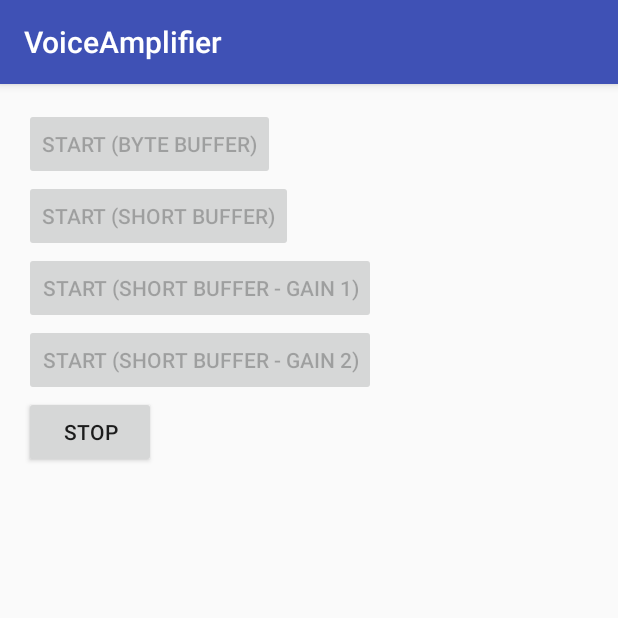
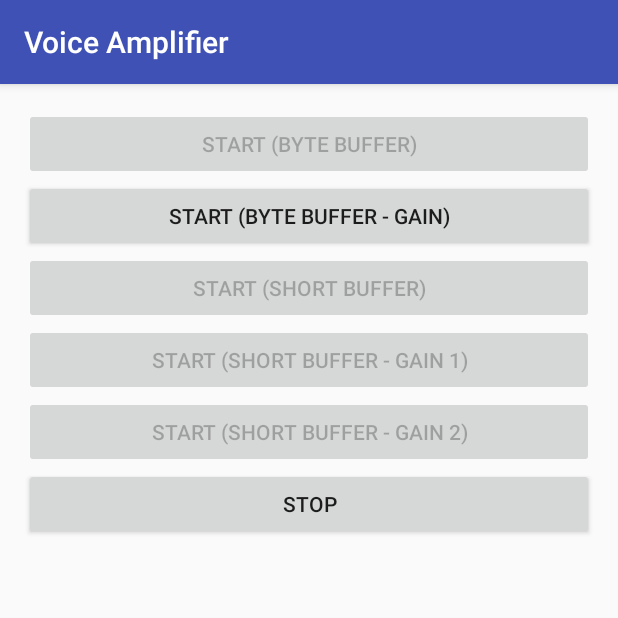
Before and after one commit to vamekhgoiati/AndroidProjects, an Android app: the screen it shows after launch (MainActivity), after a tap on "START (SHORT BUFFER)", on a phone screen of 412 x 824 dp, the top half of it. Run offline under Robolectric (Android 15) with nearby library versions, the phone set to English and light mode, and no system bars.

Commit message:
Added gain control to byte buffer, changed gain control for short buffer, sound louder but with echoes, byte buffer to not tested

```diff
--- a/VoiceAmplifier/app/src/main/java/test/home/net/voiceamplifier/MainActivity.java
+++ b/VoiceAmplifier/app/src/main/java/test/home/net/voiceamplifier/MainActivity.java
@@ -27,6 +27,7 @@ public class MainActivity extends AppCompatActivity {
     private float gain = 1.0f;
 
     private Button startByteBufferButton;
+    private Button startByteBufferGainButton;
     private Button startShortBufferButton;
     private Button startShortBufferGain1Button;
     private Button startShortBufferGain2Button;
@@ -41,6 +42,7 @@ public class MainActivity extends AppCompatActivity {
         setContentView(R.layout.activity_main);
 
         startByteBufferButton = (Button) findViewById(R.id.start_byte_buffer_button);
+        startByteBufferGainButton = (Button) findViewById(R.id.start_byte_buffer_gain_button);
         startShortBufferButton = (Button) findViewById(R.id.start_short_buffer_button);
         startShortBufferGain1Button = (Button) findViewById(R.id.start_short_buffer_gain1_button);
         startShortBufferGain2Button = (Button) findViewById(R.id.start_short_buffer_gain2_button);
@@ -66,6 +68,7 @@ public class MainActivity extends AppCompatActivity {
         };
 
         startByteBufferButton.setOnClickListener(listener);
+        startByteBufferGainButton.setOnClickListener(listener);
         startShortBufferButton.setOnClickListener(listener);
         startShortBufferGain1Button.setOnClickListener(listener);
         startShortBufferGain2Button.setOnClickListener(listener);
@@ -75,8 +78,7 @@ public class MainActivity extends AppCompatActivity {
             public void onClick(View v) {
                 isRecording = false;
                 setButtonsEnabled(isRecording);
-                audioRecord.release();
-                audioTrack.release();
+                releaseAudioResources();
             }
         });
 
@@ -103,6 +105,21 @@ public class MainActivity extends AppCompatActivity {
 
             while (isRecording) {
                 audioRecord.read(buffer, 0, bufferSize);
+
+                if (gain != 1) {
+
+                    for (int offset = 0; offset < bufferSize; offset += 2) {
+                        double sample = ((buffer[offset] & 0xff) | (buffer[offset + 1] << 8));
+
+                        sample = sample / 32768.0;
+                        sample = sample * gain;
+
+                        int nsample = (int) Math.round(sample * 32767.0);
+                        buffer[offset] = (byte) (nsample & 0xff);
+                        buffer[offset + 1] = (byte) ((nsample >> 8) & 0xff);
+                    }
+                }
+
                 audioTrack.write(buffer, 0, bufferSize);
             }
 
@@ -115,9 +132,15 @@ public class MainActivity extends AppCompatActivity {
     private void createBufferThreadAndStart(int id) {
         switch (id) {
             case R.id.start_byte_buffer_button:
+                gain = 1.0f;
+                createByteBufferThread().start();
+                break;
+            case R.id.start_byte_buffer_gain_button:
+                gain = 2.0f;
                 createByteBufferThread().start();
                 break;
             case R.id.start_short_buffer_button:
+                gain = 1.0f;
                 createShortBufferThread().start();
                 break;
             case R.id.start_short_buffer_gain1_button:
@@ -148,48 +171,36 @@ public class MainActivity extends AppCompatActivity {
             audioRecord.startRecording();
             audioTrack.play();
 
-            short[] buffer = new short[bufferSize];
+            byte[] byteBuffer = new byte[bufferSize];
+            short[] buffer;
             while (isRecording) {
-                int readSize = audioRecord.read(buffer, 0,
-                        buffer.length);
 
-                int byteIndex = 0;
-                int byteIndex2 = 0;
+                int readSize = audioRecord.read(byteBuffer, 0,
+                        byteBuffer.length);
 
-                for (int frameIndex = 0; frameIndex < readSize; frameIndex++) {
+                Log.i(TAG, "Size read: " + readSize);
+                buffer = byteArray2ShortArray(byteBuffer);
 
-                    for (int c = 0; c < 1; c++) {
+                for (int frameIndex = 0; frameIndex < buffer.length; frameIndex++) {
+                    if (gain != 1) {
 
-                        if (gain != 1) {
+                        double sample = ((double) buffer[frameIndex] / Double.MAX_VALUE);
+                        sample *= gain;
+                        int intValue = (int) (sample * Double.MAX_VALUE);
 
-                            long accumulator = 0;
-                            for (int b = 0; b < BYTES_PER_SAMPLE; b++) {
-                                accumulator += ((long) (buffer[byteIndex++] & 0xff)) << (b * 8 + EMPTY_SPACE);
-                            }
+                        if (intValue > 32765) {
+                            intValue = 32765;
+                        }
 
-                            double sample = ((double) accumulator / (double) Long.MAX_VALUE);
-                            sample *= gain;
-                            int intValue = (int) (sample * (double) Integer.MAX_VALUE);
+                        if (intValue < -32767) {
+                            intValue = -32767;
+                        }
 
-                            for (int i = 0; i < BYTES_PER_SAMPLE; i++) {
-                                buffer[i + byteIndex2] = (byte) (intValue >>> ((i + 2) * 8) & 0xff);
-                            }
-                            byteIndex2 += BYTES_PER_SAMPLE;
-
-                        }
+                        buffer[frameIndex] = (short) intValue;
                     }
-
-                    if (buffer[frameIndex] > 32765) {
-                        buffer[frameIndex] = 32767;
-
-                    } else if (buffer[frameIndex] < -32767) {
-                        buffer[frameIndex] = -32767;
-                    }
-
-
                 }
 
-                audioTrack.write(buffer, 0, buffer.length);
+                audioTrack.write(shortArray2ByteArray(buffer), 0, buffer.length * 2);
             }
 
         } else {
@@ -204,6 +215,27 @@ public class MainActivity extends AppCompatActivity {
         startShortBufferButton.setEnabled(!isRecording);
         startShortBufferGain1Button.setEnabled(!isRecording);
         startShortBufferGain2Button.setEnabled(!isRecording);
+    }
+
+    private byte[] shortArray2ByteArray(short[] shortArray) {
+        byte[] byteArray = new byte[shortArray.length * 2];
+        byte[] tempBuffer;
+        for (int i = 0; i < shortArray.length; i++) {
+            tempBuffer = short2Byte(shortArray[i]);
+            byteArray[i * 2] = tempBuffer[0];
+            byteArray[(i * 2) + 1] = tempBuffer[1];
+        }
+
+        return byteArray;
+    }
+
+    private short[] byteArray2ShortArray(byte[] byteArray) {
+        short[] shortArray = new short[byteArray.length / 2];
+        for (int i = 0; i < byteArray.length / 2; i++) {
+            shortArray[i] = byte2Short(byteArray[i * 2], byteArray[(i * 2) + 1]);
+        }
+
+        return shortArray;
     }
 
     private short byte2Short(byte b1, byte b2) {
@@ -228,4 +260,33 @@ public class MainActivity extends AppCompatActivity {
 
         return recordBufferSize;
     }
+
+    @Override
+    protected void onStop() {
+        super.onStop();
+        releaseAudioResources();
+    }
+
+    private void releaseAudioResources() {
+
+        if (audioRecord != null && audioRecord.getState() == AudioRecord.STATE_INITIALIZED) {
+            audioRecord.release();
+        }
+
+        if (audioTrack != null && audioTrack.getState() == AudioTrack.STATE_INITIALIZED) {
+            audioTrack.release();
+        }
+    }
+
+    @Override
+    protected void onDestroy() {
+        super.onDestroy();
+        releaseAudioResources();
+    }
+
+    @Override
+    protected void onPause() {
+        super.onPause();
+        releaseAudioResources();
+    }
 }
--- a/VoiceAmplifier/app/src/main/res/layout/activity_main.xml
+++ b/VoiceAmplifier/app/src/main/res/layout/activity_main.xml
@@ -11,34 +11,41 @@
 
     <Button
         android:id="@+id/start_byte_buffer_button"
-        android:layout_width="wrap_content"
+        android:layout_width="match_parent"
         android:layout_height="wrap_content"
         android:text="@string/start_byte_buffer_button_text" />
 
     <Button
-        android:id="@+id/start_short_buffer_button"
-        android:layout_width="wrap_content"
+        android:id="@+id/start_byte_buffer_gain_button"
+        android:layout_width="match_parent"
         android:layout_height="wrap_content"
         android:layout_below="@id/start_byte_buffer_button"
+        android:text="@string/start_byte_buffer_gain_button_text" />
+
+    <Button
+        android:id="@+id/start_short_buffer_button"
+        android:layout_width="match_parent"
+        android:layout_height="wrap_content"
+        android:layout_below="@id/start_byte_buffer_gain_button"
         android:text="@string/start_short_buffer_button_text" />
 
     <Button
         android:id="@+id/start_short_buffer_gain1_button"
-        android:layout_width="wrap_content"
+        android:layout_width="match_parent"
         android:layout_height="wrap_content"
         android:layout_below="@id/start_short_buffer_button"
         android:text="@string/start_short_buffer_gain1_button_text" />
 
     <Button
         android:id="@+id/start_short_buffer_gain2_button"
-        android:layout_width="wrap_content"
+        android:layout_width="match_parent"
         android:layout_height="wrap_content"
         android:layout_below="@id/start_short_buffer_gain1_button"
         android:text="@string/start_short_buffer_gain2_button_text" />
 
     <Button
         android:id="@+id/stop_button"
-        android:layout_width="wrap_content"
+        android:layout_width="match_parent"
         android:layout_height="wrap_content"
         android:layout_below="@id/start_short_buffer_gain2_button"
         android:text="@string/stop_button_text" />
--- a/VoiceAmplifier/app/src/main/res/values/strings.xml
+++ b/VoiceAmplifier/app/src/main/res/values/strings.xml
@@ -1,6 +1,7 @@
 <resources>
-    <string name="app_name">VoiceAmplifier</string>
+    <string name="app_name">Voice Amplifier</string>
     <string name="start_byte_buffer_button_text">Start (Byte Buffer)</string>
+    <string name="start_byte_buffer_gain_button_text">Start (Byte Buffer - Gain)</string>
     <string name="start_short_buffer_button_text">Start (Short Buffer)</string>
     <string name="start_short_buffer_gain1_button_text">Start (Short Buffer - Gain 1)</string>
     <string name="start_short_buffer_gain2_button_text">Start (Short Buffer - Gain 2)</string>
```
